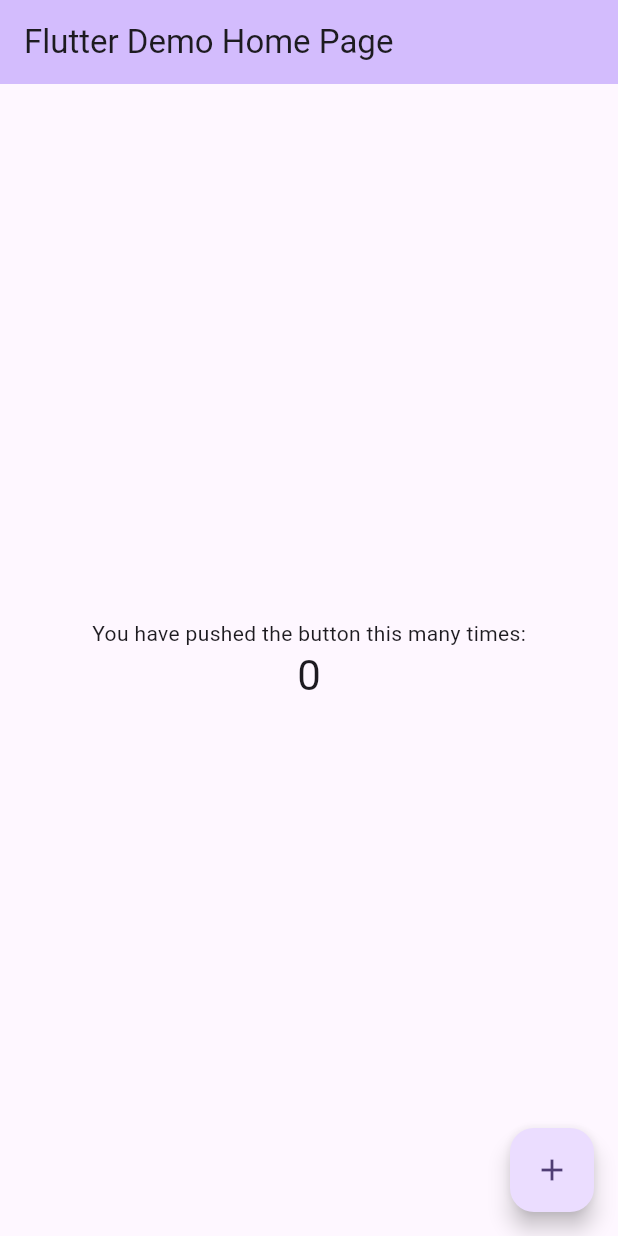
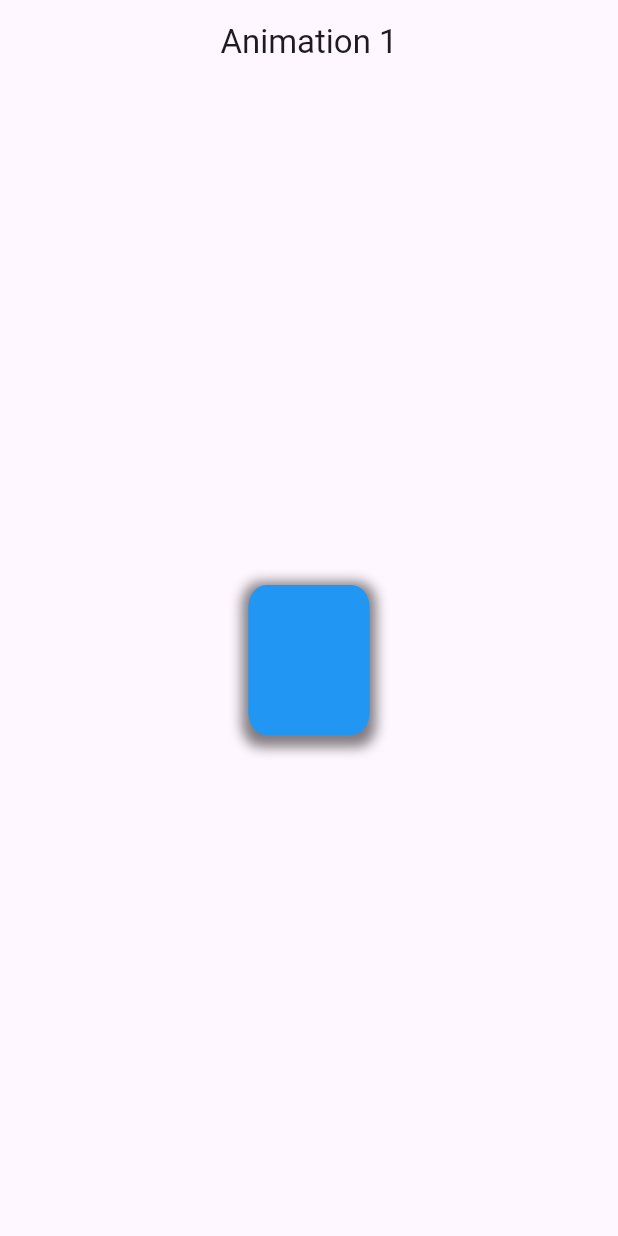
Before and after one commit to Ayikoandrew/flutter_animations, a Flutter app: the screen it shows after launch, on a phone screen of 412 x 824 dp. Run offline on Flutter 3.47's test engine with Material 3 defaults, Android fonts, the phone set to English and light mode, and no system bars.

Commit message:
example one animation

```diff
--- /dev/null
+++ b/lesson_one/lib/home_page.dart
@@ -0,0 +1,78 @@
+import 'package:flutter/material.dart';
+
+import 'dart:math' show pi;
+
+class HomePage extends StatefulWidget {
+  const HomePage({super.key});
+
+  @override
+  State<HomePage> createState() => _HomePageState();
+}
+
+class _HomePageState extends State<HomePage>
+    with SingleTickerProviderStateMixin {
+  late AnimationController _controller;
+  late Animation<double> _animation;
+
+  @override
+  void initState() {
+    super.initState();
+    _controller = AnimationController(
+      vsync: this,
+      duration: const Duration(
+        seconds: 2,
+      ),
+    );
+    _animation = Tween<double>(begin: 0.0, end: 2 * pi).animate(_controller);
+
+    _controller.repeat();
+  }
+
+  @override
+  void dispose() {
+    _controller.dispose();
+    super.dispose();
+  }
+
+  @override
+  Widget build(BuildContext context) {
+    return Scaffold(
+      appBar: AppBar(
+        title: const Center(
+          child: Text('Animation 1'),
+        ),
+      ),
+      body: Center(
+        child: AnimatedBuilder(
+          animation: _controller,
+          builder: (context, child) {
+            return Transform(
+              alignment: Alignment.center,
+              // origin: const Offset(50, 50),
+              transform: Matrix4.identity()
+                ..rotateY(
+                  _animation.value,
+                ),
+              child: Container(
+                width: 100,
+                height: 100,
+                decoration: BoxDecoration(
+                  color: Colors.blue,
+                  borderRadius: BorderRadius.circular(15.0),
+                  boxShadow: [
+                    BoxShadow(
+                      color: Colors.black.withOpacity(0.5),
+                      blurRadius: 7,
+                      spreadRadius: 5,
+                      offset: const Offset(0, 3),
+                    ),
+                  ],
+                ),
+              ),
+            );
+          },
+        ),
+      ),
+    );
+  }
+}
--- a/lesson_one/lib/main.dart
+++ b/lesson_one/lib/main.dart
@@ -1,4 +1,5 @@
 import 'package:flutter/material.dart';
+import 'package:lesson_one/home_page.dart';
 
 void main() {
   runApp(const MyApp());
@@ -13,113 +14,10 @@
     return MaterialApp(
       title: 'Flutter Demo',
       theme: ThemeData(
-        // This is the theme of your application.
-        //
-        // TRY THIS: Try running your application with "flutter run". You'll see
-        // the application has a purple toolbar. Then, without quitting the app,
-        // try changing the seedColor in the colorScheme below to Colors.green
-        // and then invoke "hot reload" (save your changes or press the "hot
-        // reload" button in a Flutter-supported IDE, or press "r" if you used
-        // the command line to start the app).
-        //
-        // Notice that the counter didn't reset back to zero; the application
-        // state is not lost during the reload. To reset the state, use hot
-        // restart instead.
-        //
-        // This works for code too, not just values: Most code changes can be
-        // tested with just a hot reload.
         colorScheme: ColorScheme.fromSeed(seedColor: Colors.deepPurple),
         useMaterial3: true,
       ),
-      home: const MyHomePage(title: 'Flutter Demo Home Page'),
+      home: const HomePage(),
     );
   }
 }
-
-class MyHomePage extends StatefulWidget {
-  const MyHomePage({super.key, required this.title});
-
-  // This widget is the home page of your application. It is stateful, meaning
-  // that it has a State object (defined below) that contains fields that affect
-  // how it looks.
-
-  // This class is the configuration for the state. It holds the values (in this
-  // case the title) provided by the parent (in this case the App widget) and
-  // used by the build method of the State. Fields in a Widget subclass are
-  // always marked "final".
-
-  final String title;
-
-  @override
-  State<MyHomePage> createState() => _MyHomePageState();
-}
-
-class _MyHomePageState extends State<MyHomePage> {
-  int _counter = 0;
-
-  void _incrementCounter() {
-    setState(() {
-      // This call to setState tells the Flutter framework that something has
-      // changed in this State, which causes it to rerun the build method below
-      // so that the display can reflect the updated values. If we changed
-      // _counter without calling setState(), then the build method would not be
-      // called again, and so nothing would appear to happen.
-      _counter++;
-    });
-  }
-
-  @override
-  Widget build(BuildContext context) {
-    // This method is rerun every time setState is called, for instance as done
-    // by the _incrementCounter method above.
-    //
-    // The Flutter framework has been optimized to make rerunning build methods
-    // fast, so that you can just rebuild anything that needs updating rather
-    // than having to individually change instances of widgets.
-    return Scaffold(
-      appBar: AppBar(
-        // TRY THIS: Try changing the color here to a specific color (to
-        // Colors.amber, perhaps?) and trigger a hot reload to see the AppBar
-        // change color while the other colors stay the same.
-        backgroundColor: Theme.of(context).colorScheme.inversePrimary,
-        // Here we take the value from the MyHomePage object that was created by
-        // the App.build method, and use it to set our appbar title.
-        title: Text(widget.title),
-      ),
-      body: Center(
-        // Center is a layout widget. It takes a single child and positions it
-        // in the middle of the parent.
-        child: Column(
-          // Column is also a layout widget. It takes a list of children and
-          // arranges them vertically. By default, it sizes itself to fit its
-          // children horizontally, and tries to be as tall as its parent.
-          //
-          // Column has various properties to control how it sizes itself and
-          // how it positions its children. Here we use mainAxisAlignment to
-          // center the children vertically; the main axis here is the vertical
-          // axis because Columns are vertical (the cross axis would be
-          // horizontal).
-          //
-          // TRY THIS: Invoke "debug painting" (choose the "Toggle Debug Paint"
-          // action in the IDE, or press "p" in the console), to see the
-          // wireframe for each widget.
-          mainAxisAlignment: MainAxisAlignment.center,
-          children: <Widget>[
-            const Text(
-              'You have pushed the button this many times:',
-            ),
-            Text(
-              '$_counter',
-              style: Theme.of(context).textTheme.headlineMedium,
-            ),
-          ],
-        ),
-      ),
-      floatingActionButton: FloatingActionButton(
-        onPressed: _incrementCounter,
-        tooltip: 'Increment',
-        child: const Icon(Icons.add),
-      ), // This trailing comma makes auto-formatting nicer for build methods.
-    );
-  }
-}
```
